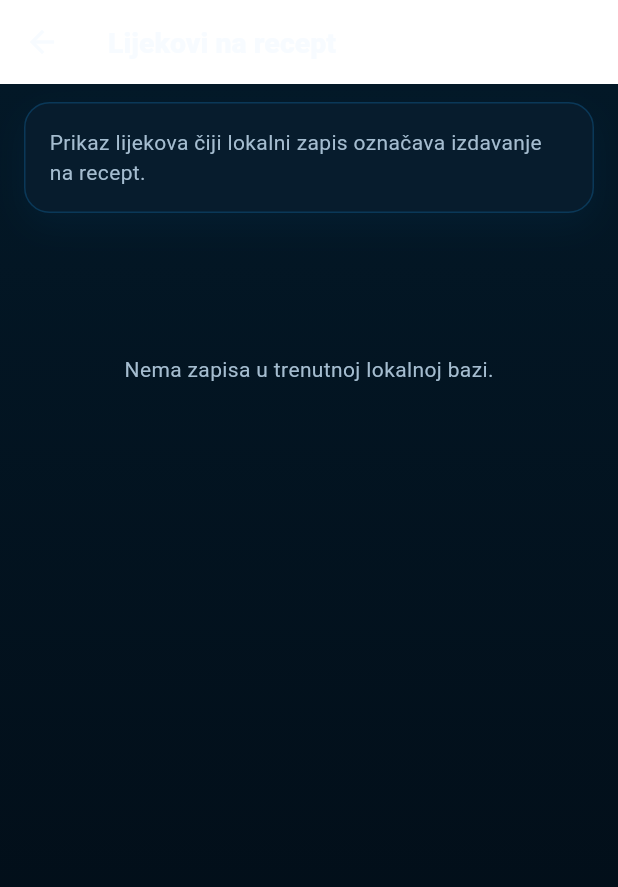
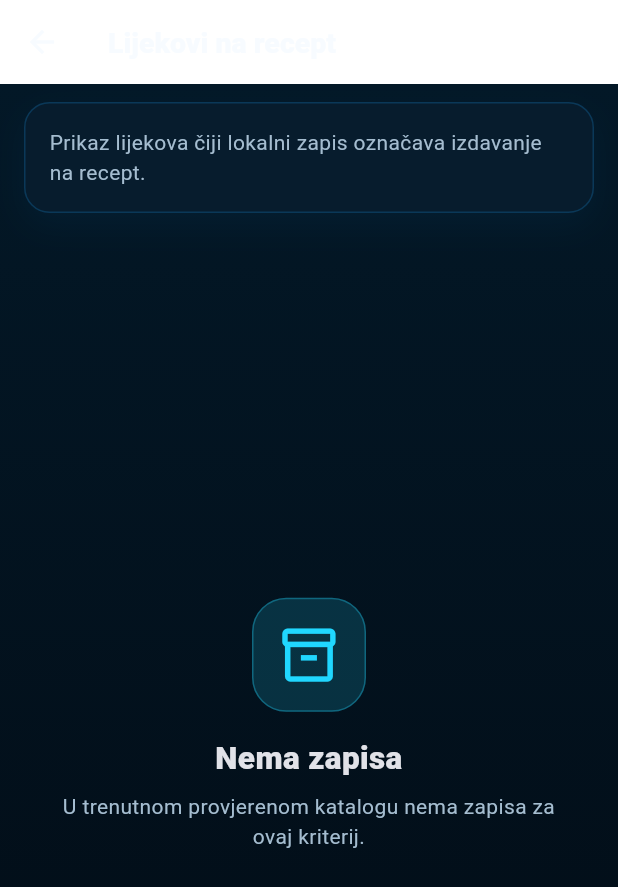
Before and after one commit to bren-wp/MediX, a Flutter app: the AppShell screen opened directly with empty values, after a tap on "Na recept", on a phone screen of 412 x 824 dp. Shown: the top 887 px of the screen. Run offline on Flutter 3.47's test engine with Material 3 defaults, Android fonts, the phone set to English and light mode, and no system bars; our stand-ins replace flutter_local_notifications, flutter_timezone, shared_preferences, timezone; accounts and stored records are empty.

Commit message:
perf: render large medication collections lazily

```diff
--- a/lib/features/catalog/medication_collection_screen.dart
+++ b/lib/features/catalog/medication_collection_screen.dart
@@ -28,17 +28,27 @@
     return AnimatedBuilder(
       animation: state,
       builder: (context, _) {
-        final medications =
-            state.repository.medications.where(filter).toList(growable: false);
+        final medications = state.repository.medications
+            .where(filter)
+            .toList(growable: false);
+        final hasDescription =
+            description != null && description!.trim().isNotEmpty;
 
         return MedixPage(
           appBar: AppBar(title: Text(title)),
           safeArea: false,
-          child: ListView(
-            padding: const EdgeInsets.fromLTRB(16, 12, 16, 28),
+          child: medications.isEmpty
+              ? Column(
                   children: [
-              if (description != null) ...[
-                MedixSectionCard(
+                    if (hasDescription)
+                      Padding(
+                        padding: const EdgeInsets.fromLTRB(
+                          16,
+                          12,
+                          16,
+                          0,
+                        ),
+                        child: MedixSectionCard(
                           child: Text(
                             description!,
                             style: const TextStyle(
@@ -47,26 +57,51 @@
                             ),
                           ),
                         ),
-                const SizedBox(height: 14),
-              ],
-              if (medications.isEmpty)
-                const Padding(
-                  padding: EdgeInsets.only(top: 80),
-                  child: Center(
-                    child: Text(
-                      'Nema zapisa u trenutnoj lokalnoj bazi.',
-                      style: TextStyle(color: MedixColors.textSecondary),
+                      ),
+                    const Expanded(
+                      child: MedixEmptyState(
+                        icon: Icons.inventory_2_outlined,
+                        title: 'Nema zapisa',
+                        message:
+                            'U trenutnom provjerenom katalogu nema zapisa za ovaj kriterij.',
                       ),
                     ),
+                  ],
                 )
-              else
-                ...medications.map(
-                  (medication) => Padding(
-                    padding: const EdgeInsets.only(bottom: 9),
-                    child: MedicationTile(
+              : ListView.separated(
+                  padding: const EdgeInsets.fromLTRB(
+                    16,
+                    12,
+                    16,
+                    28,
+                  ),
+                  itemCount:
+                      medications.length + (hasDescription ? 1 : 0),
+                  separatorBuilder: (_, __) =>
+                      const SizedBox(height: 9),
+                  itemBuilder: (context, index) {
+                    if (hasDescription && index == 0) {
+                      return MedixSectionCard(
+                        child: Text(
+                          description!,
+                          style: const TextStyle(
+                            color: MedixColors.textSecondary,
+                            height: 1.4,
+                          ),
+                        ),
+                      );
+                    }
+
+                    final medicationIndex =
+                        index - (hasDescription ? 1 : 0);
+                    final medication =
+                        medications[medicationIndex];
+
+                    return MedicationTile(
                       medication: medication,
                       isFavorite: state.isFavorite(medication.id),
-                      onFavorite: () => state.toggleFavorite(medication.id),
+                      onFavorite: () =>
+                          state.toggleFavorite(medication.id),
                       onTap: () => Navigator.of(context).push(
                         MaterialPageRoute<void>(
                           builder: (_) => MedicationDetailScreen(
@@ -75,10 +110,8 @@
                           ),
                         ),
                       ),
-                    ),
-                  ),
-                ),
-            ],
+                    );
+                  },
                 ),
         );
       },
```
Lines whose indentation alone changed are shown as unchanged.
